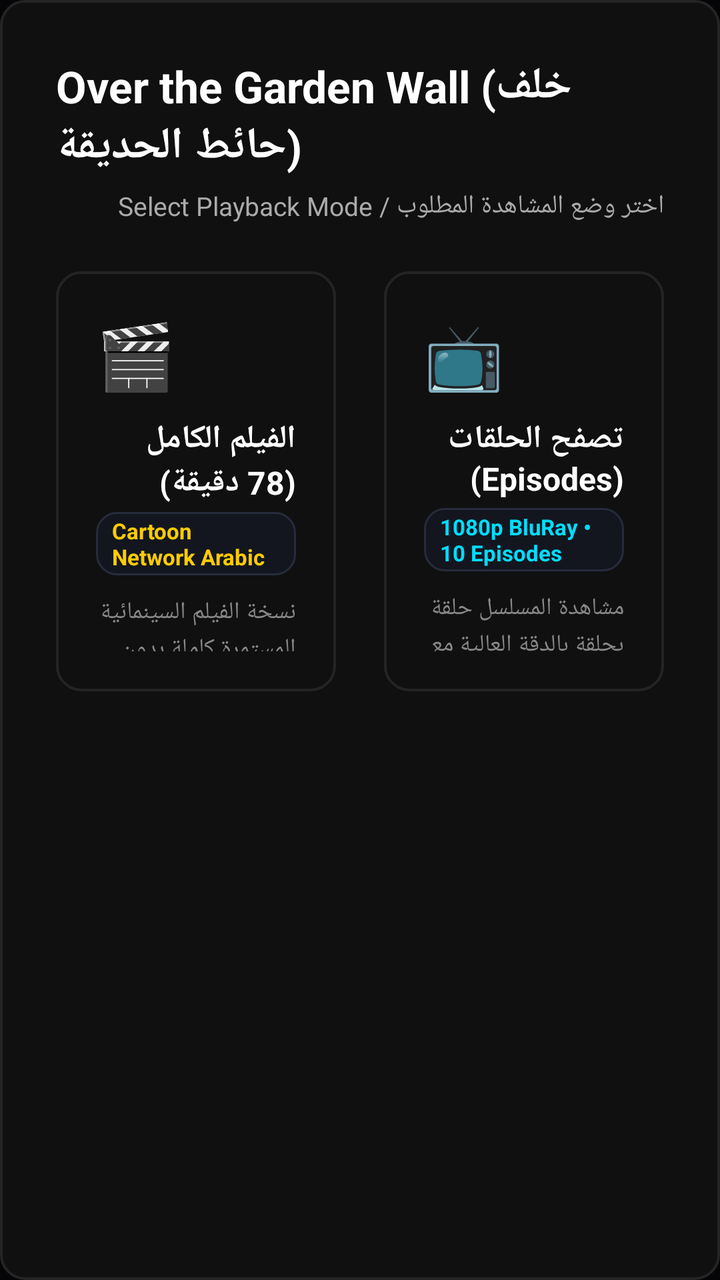
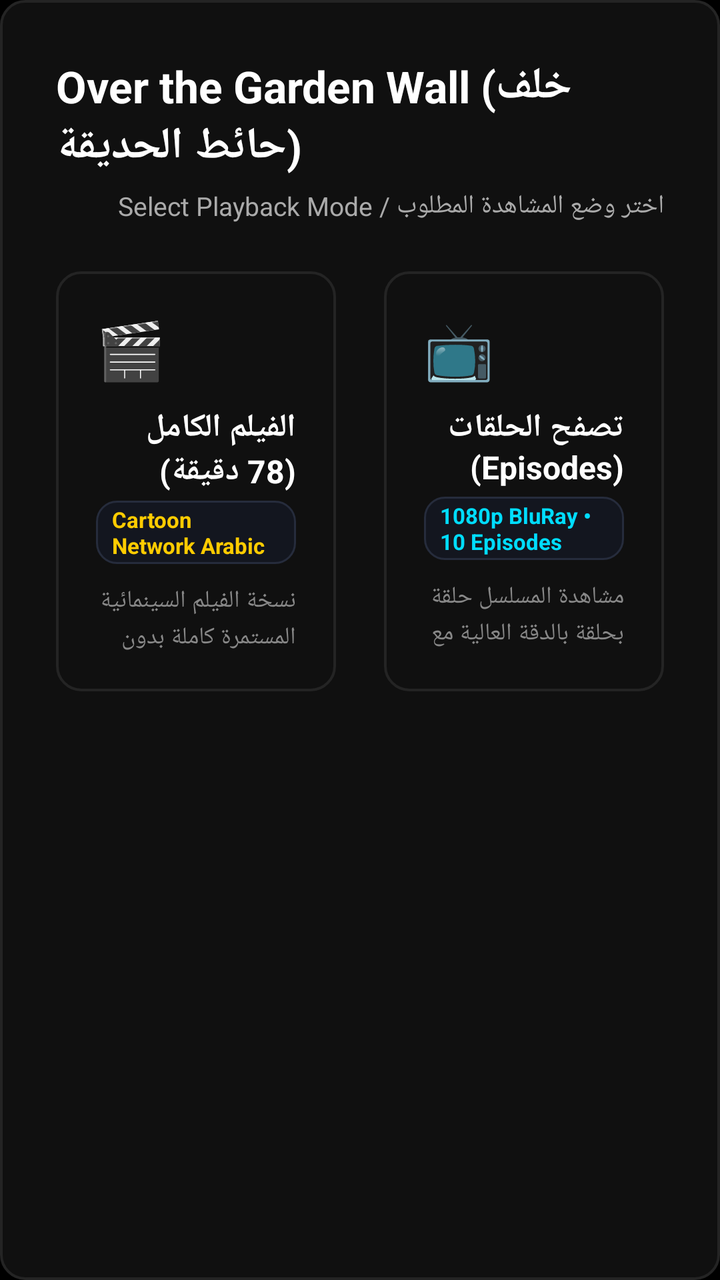

Two renders of the same Android screen: before a commit and after it. Below are the layout's source before the change and the commit's diff.
<!-- AndroidManifest.xml: application theme Theme.StreamFlix -->
<!-- res/layout/dialog_otgw_choice.xml -->
<?xml version="1.0" encoding="utf-8"?>
<LinearLayout xmlns:android="http://schemas.android.com/apk/res/android"
    android:layout_width="660dp"
    android:layout_height="wrap_content"
    android:orientation="vertical"
    android:background="@drawable/selector_card"
    android:padding="28dp">

    
    <TextView
        android:id="@+id/dialogTitle"
        android:layout_width="match_parent"
        android:layout_height="wrap_content"
        android:text="Over the Garden Wall (خلف حائط الحديقة)"
        android:textColor="#FFFFFF"
        android:textSize="22sp"
        android:textStyle="bold" />

    <TextView
        android:id="@+id/dialogSubtitle"
        android:layout_width="match_parent"
        android:layout_height="wrap_content"
        android:layout_marginTop="6dp"
        android:layout_marginBottom="24dp"
        android:text="اختر وضع المشاهدة المطلوب / Select Playback Mode"
        android:textColor="#AAAAAA"
        android:textSize="13sp" />

    
    <LinearLayout
        android:layout_width="match_parent"
        android:layout_height="wrap_content"
        android:orientation="horizontal"
        android:gravity="center">

        
        <LinearLayout
            android:id="@+id/btnOptionMovie"
            android:layout_width="0dp"
            android:layout_height="210dp"
            android:layout_weight="1"
            android:layout_marginEnd="12dp"
            android:background="@drawable/selector_card"
            android:orientation="vertical"
            android:padding="20dp"
            android:focusable="true"
            android:clickable="true"
            android:nextFocusRight="@+id/btnOptionSeries">

            <TextView
                android:layout_width="wrap_content"
                android:layout_height="wrap_content"
                android:text="🎬"
                android:textSize="32sp" />

            <TextView
                android:layout_width="wrap_content"
                android:layout_height="wrap_content"
                android:layout_marginTop="10dp"
                android:text="الفيلم الكامل (78 دقيقة)"
                android:textColor="#FFFFFF"
                android:textSize="16sp"
                android:textStyle="bold" />

            <TextView
                android:layout_width="wrap_content"
                android:layout_height="wrap_content"
                android:layout_marginTop="4dp"
                android:background="@drawable/bg_pill"
                android:paddingStart="8dp"
                android:paddingEnd="8dp"
                android:paddingTop="2dp"
                android:paddingBottom="2dp"
                android:text="Cartoon Network Arabic"
                android:textColor="#FFCC00"
                android:textSize="11sp"
                android:textStyle="bold" />

            <TextView
                android:layout_width="wrap_content"
                android:layout_height="wrap_content"
                android:layout_marginTop="10dp"
                android:text="نسخة الفيلم السينمائية المستمرة كاملة بدون فواصل بين الحلقات"
                android:textColor="#888888"
                android:textSize="12sp"
                android:lineSpacingExtra="2dp" />

        </LinearLayout>

        
        <LinearLayout
            android:id="@+id/btnOptionSeries"
            android:layout_width="0dp"
            android:layout_height="210dp"
            android:layout_weight="1"
            android:layout_marginStart="12dp"
            android:background="@drawable/selector_card"
            android:orientation="vertical"
            android:padding="20dp"
            android:focusable="true"
            android:clickable="true"
            android:nextFocusLeft="@+id/btnOptionMovie">

            <TextView
                android:layout_width="wrap_content"
                android:layout_height="wrap_content"
                android:text="📺"
                android:textSize="32sp" />

            <TextView
                android:layout_width="wrap_content"
                android:layout_height="wrap_content"
                android:layout_marginTop="10dp"
                android:text="تصفح الحلقات (Episodes)"
                android:textColor="#FFFFFF"
                android:textSize="16sp"
                android:textStyle="bold" />

            <TextView
                android:layout_width="wrap_content"
                android:layout_height="wrap_content"
                android:layout_marginTop="4dp"
                android:background="@drawable/bg_pill"
                android:paddingStart="8dp"
                android:paddingEnd="8dp"
                android:paddingTop="2dp"
                android:paddingBottom="2dp"
                android:text="1080p BluRay • 10 Episodes"
                android:textColor="#00DDFF"
                android:textSize="11sp"
                android:textStyle="bold" />

            <TextView
                android:layout_width="wrap_content"
                android:layout_height="wrap_content"
                android:layout_marginTop="10dp"
                android:text="مشاهدة المسلسل حلقة بحلقة بالدقة العالية مع قائمة الحلقات"
                android:textColor="#888888"
                android:textSize="12sp"
                android:lineSpacingExtra="2dp" />

        </LinearLayout>

    </LinearLayout>

</LinearLayout>
<!-- resources referenced by this layout -->
<resources>
  <!-- drawable bg_pill (drawable) -->
  <?xml version="1.0" encoding="utf-8"?>
  <shape xmlns:android="http://schemas.android.com/apk/res/android"
      android:shape="rectangle">
      <solid android:color="#13161F" />
      <stroke android:width="1dp" android:color="#262C3C" />
      <corners android:radius="10dp" />
  </shape>
  <!-- drawable selector_card (drawable) -->
  <?xml version="1.0" encoding="utf-8"?>
  <selector xmlns:android="http://schemas.android.com/apk/res/android">
      <item android:state_focused="true">
          <shape android:shape="rectangle">
              <solid android:color="#202020" />
              <stroke android:width="2.5dp" android:color="#FFFFFF" />
              <corners android:radius="12dp" />
          </shape>
      </item>
      <item>
          <shape android:shape="rectangle">
              <solid android:color="#101010" />
              <stroke android:width="1.2dp" android:color="#242424" />
              <corners android:radius="12dp" />
          </shape>
      </item>
  </selector>
  <style name="Theme.StreamFlix" parent="@android:style/Theme.NoTitleBar.Fullscreen">
          <item name="android:windowBackground">@color/obsidian_bg</item>
          <item name="android:colorBackground">@color/obsidian_bg</item>
          <item name="android:textColor">@color/text_primary</item>
      </style>
  <color name="obsidian_bg">#050507</color>
  <color name="text_primary">#F8FAFC</color>
</resources>

<!-- the commit's change to res/layout/dialog_otgw_choice.xml (unified diff, before → after) -->
@@ -1,146 +1,19 @@
-<?xml version="1.0" encoding="utf-8"?>
-<LinearLayout xmlns:android="http://schemas.android.com/apk/res/android"
-    android:layout_width="660dp"
-    android:layout_height="wrap_content"
-    android:orientation="vertical"
-    android:background="@drawable/selector_card"
-    android:padding="28dp">
-
-    
-    <TextView
-        android:id="@+id/dialogTitle"
-        android:layout_width="match_parent"
-        android:layout_height="wrap_content"
-        android:text="Over the Garden Wall (خلف حائط الحديقة)"
-        android:textColor="#FFFFFF"
-        android:textSize="22sp"
-        android:textStyle="bold" />
-
-    <TextView
-        android:id="@+id/dialogSubtitle"
-        android:layout_width="match_parent"
-        android:layout_height="wrap_content"
-        android:layout_marginTop="6dp"
-        android:layout_marginBottom="24dp"
-        android:text="اختر وضع المشاهدة المطلوب / Select Playback Mode"
-        android:textColor="#AAAAAA"
-        android:textSize="13sp" />
-
-    
-    <LinearLayout
-        android:layout_width="match_parent"
-        android:layout_height="wrap_content"
-        android:orientation="horizontal"
-        android:gravity="center">
-
-        
-        <LinearLayout
-            android:id="@+id/btnOptionMovie"
-            android:layout_width="0dp"
-            android:layout_height="210dp"
-            android:layout_weight="1"
-            android:layout_marginEnd="12dp"
-            android:background="@drawable/selector_card"
-            android:orientation="vertical"
-            android:padding="20dp"
-            android:focusable="true"
-            android:clickable="true"
-            android:nextFocusRight="@+id/btnOptionSeries">
-
-            <TextView
-                android:layout_width="wrap_content"
-                android:layout_height="wrap_content"
-                android:text="🎬"
-                android:textSize="32sp" />
-
-            <TextView
-                android:layout_width="wrap_content"
-                android:layout_height="wrap_content"
-                android:layout_marginTop="10dp"
-                android:text="الفيلم الكامل (78 دقيقة)"
-                android:textColor="#FFFFFF"
-                android:textSize="16sp"
-                android:textStyle="bold" />
-
-            <TextView
-                android:layout_width="wrap_content"
-                android:layout_height="wrap_content"
-                android:layout_marginTop="4dp"
-                android:background="@drawable/bg_pill"
-                android:paddingStart="8dp"
-                android:paddingEnd="8dp"
-                android:paddingTop="2dp"
-                android:paddingBottom="2dp"
-                android:text="Cartoon Network Arabic"
-                android:textColor="#FFCC00"
-                android:textSize="11sp"
-                android:textStyle="bold" />
-
-            <TextView
-                android:layout_width="wrap_content"
-                android:layout_height="wrap_content"
-                android:layout_marginTop="10dp"
-                android:text="نسخة الفيلم السينمائية المستمرة كاملة بدون فواصل بين الحلقات"
-                android:textColor="#888888"
-                android:textSize="12sp"
-                android:lineSpacingExtra="2dp" />
-
-        </LinearLayout>
-
-        
-        <LinearLayout
-            android:id="@+id/btnOptionSeries"
-            android:layout_width="0dp"
-            android:layout_height="210dp"
-            android:layout_weight="1"
-            android:layout_marginStart="12dp"
-            android:background="@drawable/selector_card"
-            android:orientation="vertical"
-            android:padding="20dp"
-            android:focusable="true"
-            android:clickable="true"
-            android:nextFocusLeft="@+id/btnOptionMovie">
-
-            <TextView
-                android:layout_width="wrap_content"
-                android:layout_height="wrap_content"
-                android:text="📺"
-                android:textSize="32sp" />
-
-            <TextView
-                android:layout_width="wrap_content"
-                android:layout_height="wrap_content"
-                android:layout_marginTop="10dp"
-                android:text="تصفح الحلقات (Episodes)"
-                android:textColor="#FFFFFF"
-                android:textSize="16sp"
-                android:textStyle="bold" />
-
-            <TextView
-                android:layout_width="wrap_content"
-                android:layout_height="wrap_content"
-                android:layout_marginTop="4dp"
-                android:background="@drawable/bg_pill"
-                android:paddingStart="8dp"
-                android:paddingEnd="8dp"
-                android:paddingTop="2dp"
-                android:paddingBottom="2dp"
-                android:text="1080p BluRay • 10 Episodes"
-                android:textColor="#00DDFF"
-                android:textSize="11sp"
-                android:textStyle="bold" />
-
-            <TextView
-                android:layout_width="wrap_content"
-                android:layout_height="wrap_content"
-                android:layout_marginTop="10dp"
-                android:text="مشاهدة المسلسل حلقة بحلقة بالدقة العالية مع قائمة الحلقات"
-                android:textColor="#888888"
-                android:textSize="12sp"
-                android:lineSpacingExtra="2dp" />
-
-        </LinearLayout>
-
+<?xml version='1.0' encoding='utf-8'?>
+<LinearLayout xmlns:android="http://schemas.android.com/apk/res/android" android:layout_width="660dp" android:layout_height="wrap_content" android:orientation="vertical" android:background="@drawable/selector_card" android:padding="28dp">
+  <TextView android:id="@+id/dialogTitle" android:layout_width="match_parent" android:layout_height="wrap_content" android:text="Over the Garden Wall (خلف حائط الحديقة)" android:textColor="#FFFFFF" android:textSize="22sp" android:textStyle="bold" />
+  <TextView android:id="@+id/dialogSubtitle" android:layout_width="match_parent" android:layout_height="wrap_content" android:layout_marginTop="6dp" android:layout_marginBottom="24dp" android:text="اختر وضع المشاهدة المطلوب / Select Playback Mode" android:textColor="#AAAAAA" android:textSize="13sp" />
+  <LinearLayout android:layout_width="match_parent" android:layout_height="wrap_content" android:orientation="horizontal" android:gravity="center">
+    <LinearLayout android:id="@+id/btnOptionMovie" android:layout_width="0dp" android:layout_height="210dp" android:layout_weight="1" android:layout_marginEnd="12dp" android:background="@drawable/selector_card" android:orientation="vertical" android:padding="20dp" android:focusable="true" android:clickable="true" android:nextFocusRight="@+id/btnOptionSeries">
+      <TextView android:layout_width="wrap_content" android:layout_height="wrap_content" android:text="🎬" android:textSize="28sp" />
+      <TextView android:layout_width="wrap_content" android:layout_height="wrap_content" android:layout_marginTop="10dp" android:text="الفيلم الكامل (78 دقيقة)" android:textColor="#FFFFFF" android:textSize="16sp" android:textStyle="bold" />
+      <TextView android:layout_width="wrap_content" android:layout_height="wrap_content" android:layout_marginTop="4dp" android:background="@drawable/bg_pill" android:paddingStart="8dp" android:paddingEnd="8dp" android:paddingTop="2dp" android:paddingBottom="2dp" android:text="Cartoon Network Arabic" android:textColor="#FFCC00" android:textSize="11sp" android:textStyle="bold" />
+      <TextView android:layout_width="wrap_content" android:layout_height="wrap_content" android:layout_marginTop="10dp" android:text="نسخة الفيلم السينمائية المستمرة كاملة بدون فواصل بين الحلقات" android:textColor="#888888" android:textSize="12sp" android:lineSpacingExtra="2dp" />
     </LinearLayout>
-
+    <LinearLayout android:id="@+id/btnOptionSeries" android:layout_width="0dp" android:layout_height="210dp" android:layout_weight="1" android:layout_marginStart="12dp" android:background="@drawable/selector_card" android:orientation="vertical" android:padding="20dp" android:focusable="true" android:clickable="true" android:nextFocusLeft="@+id/btnOptionMovie">
+      <TextView android:layout_width="wrap_content" android:layout_height="wrap_content" android:text="📺" android:textSize="28sp" />
+      <TextView android:layout_width="wrap_content" android:layout_height="wrap_content" android:layout_marginTop="10dp" android:text="تصفح الحلقات (Episodes)" android:textColor="#FFFFFF" android:textSize="16sp" android:textStyle="bold" />
+      <TextView android:layout_width="wrap_content" android:layout_height="wrap_content" android:layout_marginTop="4dp" android:background="@drawable/bg_pill" android:paddingStart="8dp" android:paddingEnd="8dp" android:paddingTop="2dp" android:paddingBottom="2dp" android:text="1080p BluRay • 10 Episodes" android:textColor="#00DDFF" android:textSize="11sp" android:textStyle="bold" />
+      <TextView android:layout_width="wrap_content" android:layout_height="wrap_content" android:layout_marginTop="10dp" android:text="مشاهدة المسلسل حلقة بحلقة بالدقة العالية مع قائمة الحلقات" android:textColor="#888888" android:textSize="12sp" android:lineSpacingExtra="2dp" />
+    </LinearLayout>
+  </LinearLayout>
 </LinearLayout>
<!-- resource entries referenced after the edit -->
@@ -31,7 +31,7 @@
           <item name="android:colorBackground">@color/obsidian_bg</item>
           <item name="android:textColor">@color/text_primary</item>
       </style>
-  <color name="obsidian_bg">#050507</color>
+  <color name="obsidian_bg">#000000</color>
   <color name="text_primary">#F8FAFC</color>
 </resources>
 
